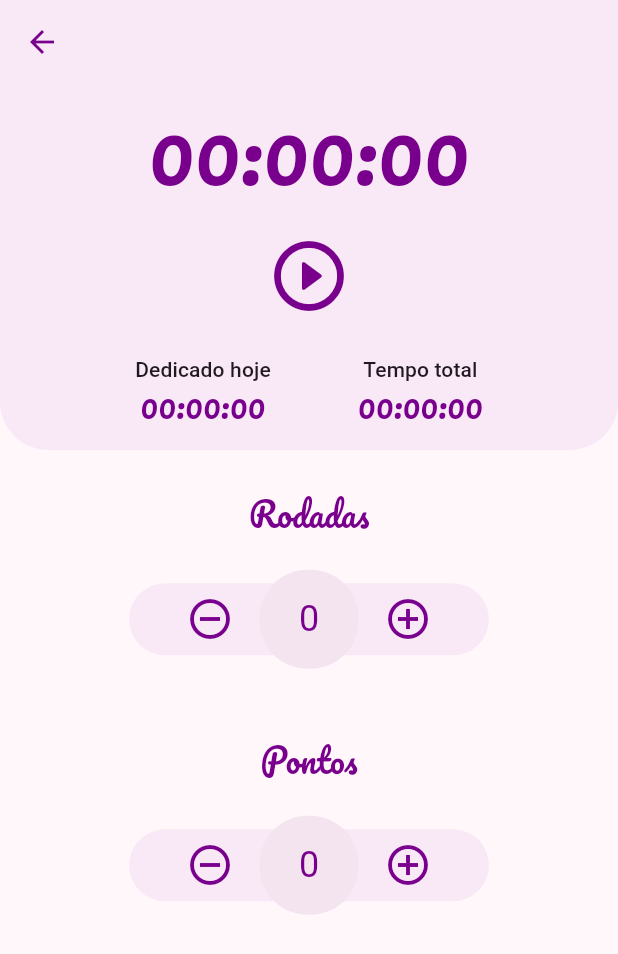
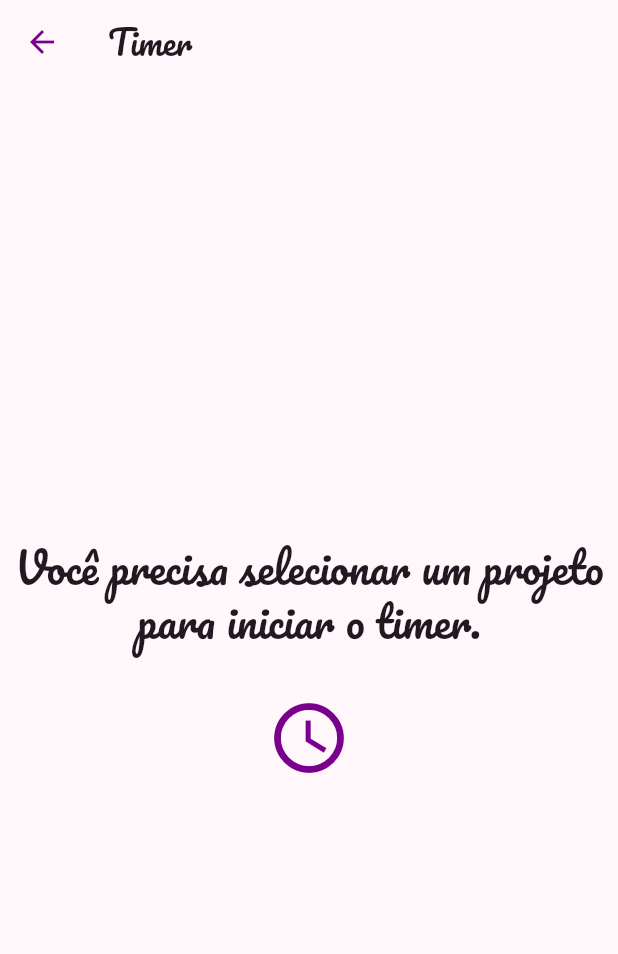
Before and after one commit to saycass/crochetime, a Flutter app: the TimerScreen screen opened directly, on a phone screen of 412 x 824 dp. Shown: the top 954 px of the screen. Run offline on Flutter 3.47's test engine with Material 3 defaults, Android fonts, the phone set to English and light mode, and no system bars; our stand-ins replace animate_do, go_router, google_fonts; network calls fail.

Commit message:
Add new items in the bottom nav bar

```diff
--- a/lib/routing/router.dart
+++ b/lib/routing/router.dart
@@ -33,6 +33,17 @@ final routerConfig = GoRouter(
           observers: [AppRouteObserver()],
           routes: [
             GoRoute(
+              path: Routes.wishlist.path,
+              builder: (context, state) {
+                return const Placeholder();
+              },
+            ),
+          ],
+        ),
+        StatefulShellBranch(
+          observers: [AppRouteObserver()],
+          routes: [
+            GoRoute(
               path: Routes.root.path,
               builder: (context, state) {
                 return home.HomeScreen(
@@ -56,14 +67,26 @@ final routerConfig = GoRouter(
                   builder: (context, state) {
                     return const workspace.DetailsScreen();
                   },
-                  routes: [
-                    GoRoute(
-                      path: Routes.workspaceTimer.path,
-                      builder: (context, state) {
-                        return const workspace.TimerScreen();
-                      },
-                    ),
-                  ],
+                ),
+              ],
+            ),
+          ],
+        ),
+        StatefulShellBranch(
+          observers: [AppRouteObserver()],
+          routes: [
+            GoRoute(
+              path: Routes.timer.path,
+              builder: (context, state) {
+                return const workspace.TimerScreen();
+              },
+              routes: [
+                GoRoute(
+                  path: Routes.timerDetails.path,
+                  builder: (context, state) {
+                    final id = state.pathParameters['id'];
+                    return workspace.TimerScreen(id: id);
+                  },
                 ),
               ],
             ),
--- a/lib/routing/routes.dart
+++ b/lib/routing/routes.dart
@@ -4,12 +4,14 @@ abstract final class Routes {
 
   /// Wishlist routes
   static const wishlist = Route('/wishlist', root);
-  static const wishlistDetails = Route('/:id', wishlist);
 
   /// Workspace routes
   static const workspace = Route('/workspace', root);
   static const workspaceDetails = Route('/:id', workspace);
-  static const workspaceTimer = Route('/timer', workspaceDetails);
+
+  /// Timer routes
+  static const timer = Route('/timer', root);
+  static const timerDetails = Route('/:id', timer);
 
   /// Explore routes
   static const explore = Route('/explore', root);
--- a/lib/ui/core/ui/bottom_nav_bar.dart
+++ b/lib/ui/core/ui/bottom_nav_bar.dart
@@ -42,6 +42,8 @@ class Destination {
 
 const destinations = [
   Destination(label: 'Explorar', icon: Icons.search_outlined),
+  Destination(label: 'Wishlist', icon: Icons.favorite_border_outlined),
   Destination(label: 'Home', icon: Icons.home_outlined),
   Destination(label: 'Workspace', icon: Icons.workspaces_outlined),
+  Destination(label: 'Timer', icon: Icons.watch_outlined),
 ];
--- a/lib/ui/workspace/details/details_screen.dart
+++ b/lib/ui/workspace/details/details_screen.dart
@@ -151,7 +151,7 @@ class _DetailsScreenState extends State<DetailsScreen> {
       ),
       floatingActionButton: FloatingActionButton(
         onPressed: () {
-          context.go(Routes.workspaceTimer.withId('id'));
+          context.go(Routes.timerDetails.withId('id'));
         },
         child: const Icon(Icons.timer),
       ),
--- a/lib/ui/workspace/timer/timer_screen.dart
+++ b/lib/ui/workspace/timer/timer_screen.dart
@@ -7,7 +7,12 @@ import '../../extensions/extensions.dart';
 import 'widgets/counter.dart';
 
 class TimerScreen extends StatefulWidget {
-  const TimerScreen({super.key});
+  const TimerScreen({
+    super.key,
+    this.id,
+  });
+
+  final String? id;
 
   @override
   State<TimerScreen> createState() => _TimerScreenState();
@@ -27,8 +32,30 @@ class _TimerScreenState extends State<TimerScreen> {
 
   @override
   Widget build(BuildContext context) {
+    if (widget.id == null) {
       return Scaffold(
-      body: CustomScrollView(
+        appBar: AppBar(
+          title: const Text('Timer'),
+        ),
+        body: Column(
+          mainAxisAlignment: MainAxisAlignment.center,
+          children: [
+            Text(
+              'Você precisa selecionar um projeto para iniciar o timer.',
+              style: context.textTheme.headlineMedium,
+              textAlign: TextAlign.center,
+            ),
+            Dimension.large.vertical,
+            Icon(
+              Icons.watch_later_outlined,
+              size: Dimension.extraLarge.size,
+            ),
+          ],
+        ),
+      );
+    }
+
+    return CustomScrollView(
       slivers: [
         SliverAppBar(
           expandedHeight: 300,
@@ -161,7 +188,6 @@ class _TimerScreenState extends State<TimerScreen> {
           ),
         ),
       ],
-      ),
     );
   }
 }
```
Lines whose indentation alone changed are shown as unchanged.
